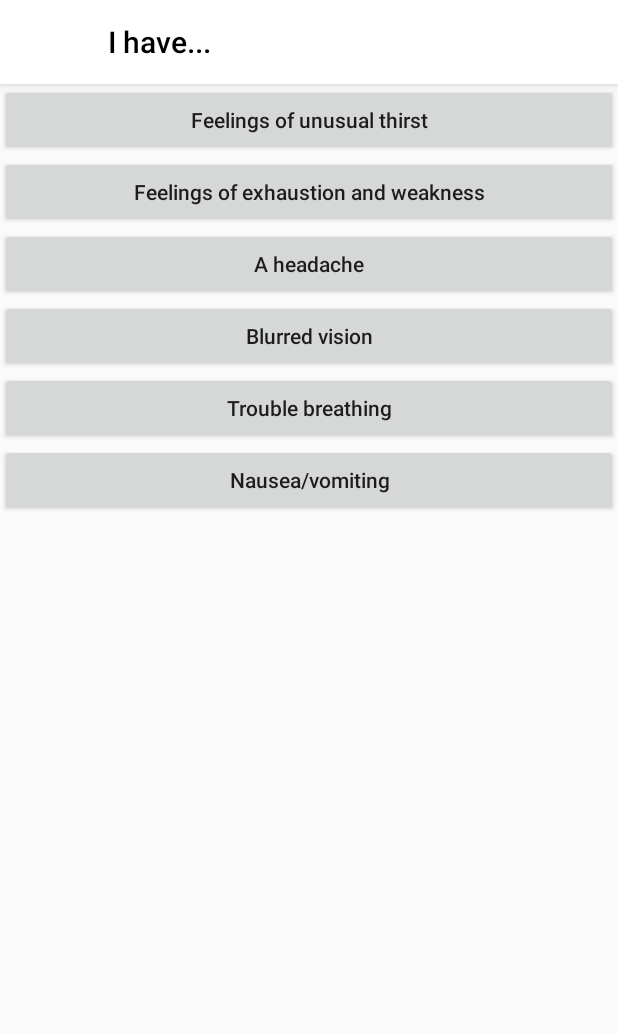
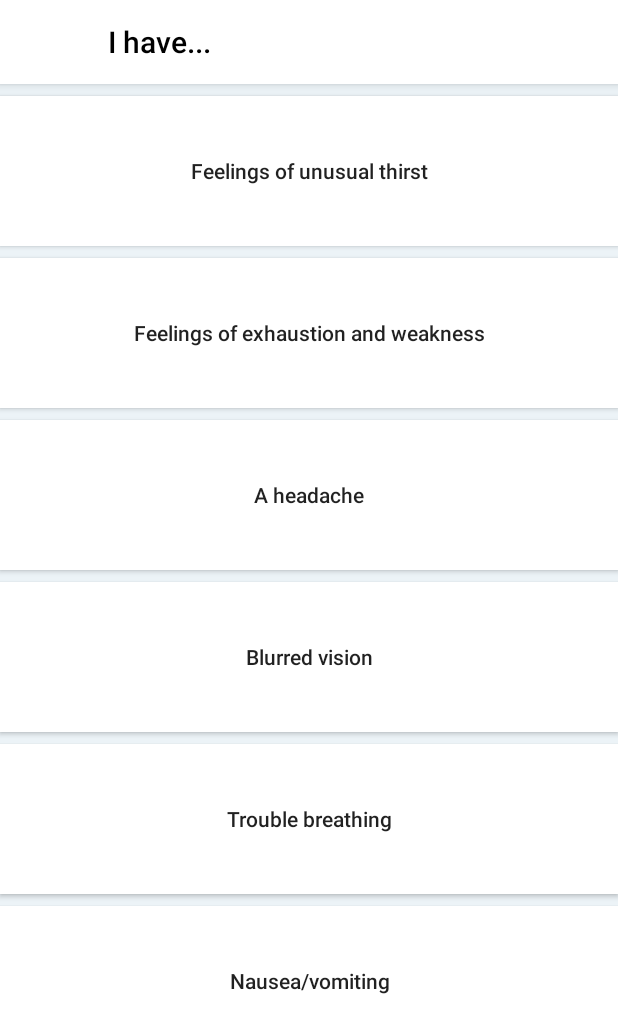
Before and after one commit to WorldofKerry/Medicare, an Android app: the SymptomsActivity screen opened directly, with no data from a screen before it, on a phone screen of 412 x 824 dp. Shown: the top 1033 px of the screen. Run offline under Robolectric (Android 15) with nearby library versions, the phone set to English and light mode, and no system bars.

Commit message:
Updated visuals.

```diff
--- a/app/src/main/java/com/example/recyclerviewintablayout/AddSymptomActivity.java
+++ b/app/src/main/java/com/example/recyclerviewintablayout/AddSymptomActivity.java
@@ -78,7 +78,7 @@ public class AddSymptomActivity extends AppCompatActivity {
             }
         });
 
-        textViewSymptomLevel = (TextView) findViewById(R.id.textViewSymptomLevel);
+        //textViewSymptomLevel = (TextView) findViewById(R.id.textViewSymptomLevel);
         seekBarSymptomLevel = (SeekBar) findViewById(R.id.seekBarSymptomLevel);
         seekBarSymptomLevel.setMax(0);
         seekBarSymptomLevel.setMax(10);
@@ -121,7 +121,7 @@ public class AddSymptomActivity extends AppCompatActivity {
             listSymptom = (ArrayList<Symptom>) PrefSingleton.getInstance().LoadPreferenceList("listSymptom",new TypeToken<ArrayList<Symptom>>() {}.getType());
 
             if (type.equals("Add")) {
-                buttonRemoveSymptom.setEnabled(false);
+                buttonRemoveSymptom.setVisibility(View.GONE);
                 buttonAddSymptom.setOnClickListener(new View.OnClickListener()      {
                     @Override
                     public void onClick(View v) {
--- a/app/src/main/res/layout/activity_symptoms.xml
+++ b/app/src/main/res/layout/activity_symptoms.xml
@@ -1,5 +1,5 @@
 <?xml version="1.0" encoding="utf-8"?>
-<LinearLayout xmlns:android="http://schemas.android.com/apk/res/android"
+<ScrollView xmlns:android="http://schemas.android.com/apk/res/android"
     xmlns:app="http://schemas.android.com/apk/res-auto"
     xmlns:tools="http://schemas.android.com/tools"
     android:layout_width="match_parent"
@@ -10,50 +10,41 @@
     <LinearLayout
         android:layout_width="match_parent"
         android:layout_height="wrap_content"
-        android:orientation="vertical" >
+        android:orientation="vertical"
+        android:background="@color/colorGrey">
 
         <Button
             android:id="@+id/buttonFeelingsOfUnusualThirst"
-            android:textAllCaps="false"
-            android:layout_width="match_parent"
-            android:layout_height="wrap_content"
-            android:text="Feelings of unusual thirst" />
+            style="@style/genericButton"
+            android:text="@string/feelings_of_unusual_thirst"
+            />
 
         <Button
             android:id="@+id/buttonFeelingsOfExhaustionAndWeakness"
-            android:textAllCaps="false"
-            android:layout_width="match_parent"
-            android:layout_height="wrap_content"
-            android:text="Feelings of exhaustion and weakness" />
+            style="@style/genericButton"
+            android:text="@string/feelings_of_exhaustion_and_weakness" />
 
         <Button
             android:id="@+id/buttonAHeadache"
-            android:layout_width="match_parent"
-            android:layout_height="wrap_content"
-            android:text="A headache"
-            android:textAllCaps="false" />
+            style="@style/genericButton"
+            android:text="@string/a_headache"/>
 
         <Button
             android:id="@+id/buttonBlurredVision"
-            android:layout_width="match_parent"
-            android:layout_height="wrap_content"
-            android:text="Blurred vision"
-            android:textAllCaps="false" />
+            style="@style/genericButton"
+            android:text="@string/blurred_vision"/>
 
         <Button
             android:id="@+id/buttonTroubleBreathing"
-            android:layout_width="match_parent"
-            android:layout_height="wrap_content"
-            android:text="Trouble breathing"
-            android:textAllCaps="false" />
+            android:text="@string/trouble_breathing"
+            style="@style/genericButton"
+            />
 
         <Button
             android:id="@+id/buttonNauseaVomiting"
-            android:layout_width="match_parent"
-            android:layout_height="wrap_content"
-            android:text="Nausea/vomiting"
-            android:textAllCaps="false" />
+            style="@style/genericButton"
+            android:text="@string/nausea_vomiting"/>
     </LinearLayout>
 
 
-</LinearLayout>
+</ScrollView>
--- a/app/src/main/res/values/colors.xml
+++ b/app/src/main/res/values/colors.xml
@@ -10,5 +10,6 @@
     <color name="colorOffWhiteForText">#FFFBFA</color>
     <color name="colorFloatingRed">#FF8181</color>
     <color name="colorFloatingDarkRed">#FF5181</color>
+    <color name="colorGrey">#ECF3F7</color>
 
 </resources>
--- a/app/src/main/res/values/strings.xml
+++ b/app/src/main/res/values/strings.xml
@@ -40,5 +40,14 @@
 
 
     <string name="save_Symptom">Save Symptom</string>
+    <string name="record_medication">Record Medication</string>
+    <string name="record_exercise">Record Exercise</string>
+    <string name="set_a_reminder">Set a reminder</string>
+    <string name="feelings_of_unusual_thirst">Feelings of unusual thirst</string>
+    <string name="feelings_of_exhaustion_and_weakness">Feelings of exhaustion and weakness</string>
+    <string name="a_headache">A headache</string>
+    <string name="blurred_vision">Blurred vision</string>
+    <string name="trouble_breathing">Trouble breathing</string>
+    <string name="nausea_vomiting">Nausea/vomiting</string>
 
 </resources>
--- a/app/src/main/res/values/styles.xml
+++ b/app/src/main/res/values/styles.xml
@@ -22,6 +22,12 @@
         <item name="android:textColor">@color/colorBlack</item>
     </style>
 
-
+    <style name="genericButton" >
+        <item name="android:layout_width">match_parent</item>
+        <item name="android:layout_height">100dp</item>
+        <item name="android:textAllCaps">false</item>
+        <item name="android:background">@color/colorWhite</item>
+        <item name="android:layout_marginTop">8dp</item>
+    </style>
 
 </resources>
```
Also changed, not shown: app/src/main/res/layout/activity_add_symptom.xml (+51 -9 lines), app/src/main/res/layout/activity_selection.xml (+15 -12 lines).
